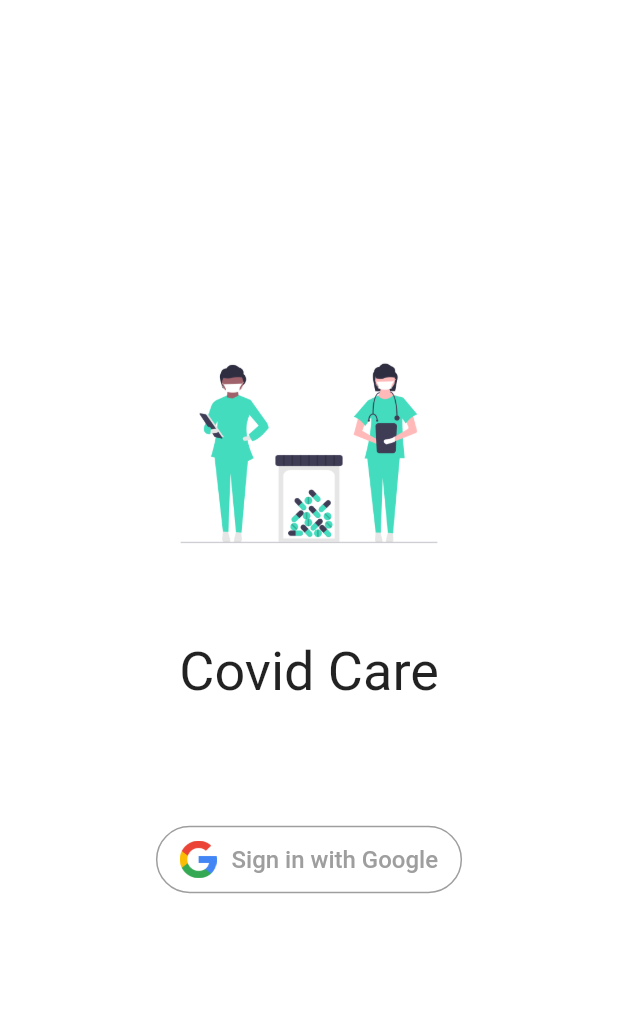
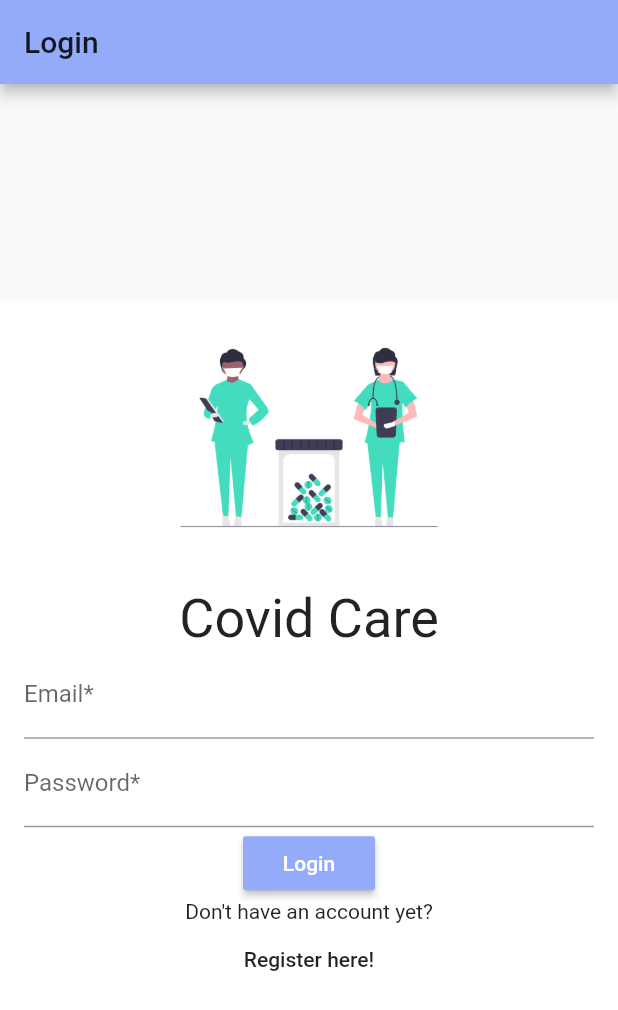
Before and after one commit to manyaagarwal/CovidCare, a Flutter app: the screen it shows after launch, on a phone screen of 412 x 824 dp. Shown: the top 1010 px of the screen. Run offline on Flutter 3.47's test engine with Material 2 defaults, Android fonts, the phone set to English and light mode, and no system bars; our stand-ins replace cloud_firestore, firebase_auth, fl_chart, google_sign_in, table_calendar; accounts and stored records are empty.

Commit message:
sign up and sign in by email

```diff
--- a/covid_care/lib/chart.dart
+++ b/covid_care/lib/chart.dart
@@ -24,7 +24,8 @@ class LineChartSample1State extends State<LineChartSample1> {
   @override
   Widget build(BuildContext context) {
     return Scaffold(
-      body: Column(
+      body: SingleChildScrollView(
+        child: Column(
           children: <Widget>[
             Container(
               child: SingleChildScrollView(
@@ -269,6 +270,7 @@ class LineChartSample1State extends State<LineChartSample1> {
 
           ],
         ),
+      ),
     );
   }
 
--- a/covid_care/lib/home.dart
+++ b/covid_care/lib/home.dart
@@ -7,6 +7,9 @@ import 'package:flutter/material.dart';
 import 'Calendar_Questionaire.dart';
 
 class HomePage extends StatefulWidget {
+  final String title;
+  final String uid;
+  HomePage({Key key, this.title, this.uid}) : super(key: key);
   @override
   _HomePageState createState() => _HomePageState();
 }
--- a/covid_care/lib/login.dart
+++ b/covid_care/lib/login.dart
@@ -1,38 +1,126 @@
+import 'package:cloud_firestore/cloud_firestore.dart';
 import 'package:covidcare/constants.dart';
 import 'package:covidcare/home.dart';
+import 'package:covidcare/register.dart';
 import 'package:covidcare/sign_in.dart';
+import 'package:firebase_auth/firebase_auth.dart';
 import 'package:flutter/material.dart';
 
 class LoginPage extends StatefulWidget {
+  LoginPage({Key key}) : super(key: key);
   @override
   _LoginPageState createState() => _LoginPageState();
 }
 
 class _LoginPageState extends State<LoginPage> {
+
+  final GlobalKey<FormState> _loginFormKey = GlobalKey<FormState>();
+  TextEditingController emailInputController;
+  TextEditingController pwdInputController;
+
+  @override
+  initState() {
+    emailInputController = new TextEditingController();
+    pwdInputController = new TextEditingController();
+    super.initState();
+  }
+
+  String emailValidator(String value) {
+    Pattern pattern =
+        r'^(([^<>()[\]\\.,;:\s@\"]+(\.[^<>()[\]\\.,;:\s@\"]+)*)|(\".+\"))@((\[[0-9]{1,3}\.[0-9]{1,3}\.[0-9]{1,3}\.[0-9]{1,3}\])|(([a-zA-Z\-0-9]+\.)+[a-zA-Z]{2,}))$';
+    RegExp regex = new RegExp(pattern);
+    if (!regex.hasMatch(value)) {
+      return 'Email format is invalid';
+    } else {
+      return null;
+    }
+  }
+
+  String pwdValidator(String value) {
+    if (value.length < 8) {
+      return 'Password must be longer than 8 characters';
+    } else {
+      return null;
+    }
+  }
+
   @override
   Widget build(BuildContext context) {
     return Scaffold(
-      body: Container(
+      appBar: AppBar(
+        title: Text("Login"),
+      ),
+      body: Center(
+        child: Container(
+          padding: const EdgeInsets.all(16.0),
           color: Colors.white,
-        child: Center(
+          child: SingleChildScrollView(
+              child: Form(
+                key: _loginFormKey,
                 child: Column(
-            mainAxisSize: MainAxisSize.max,
-            mainAxisAlignment: MainAxisAlignment.center,
                   children: <Widget>[
                     Image(
                       image: AssetImage("assets/undraw_medical_care_movn.png"),
                       height: 150,
                     ),
-              SizedBox(height: 50),
+                    SizedBox(height: 25,),
                     Text('Covid Care',
                       style: TextStyle(
                         fontSize: 36,
                       ),
                     ),
-              SizedBox(height:80),
-              _signInButton(),
+                    TextFormField(
+                      decoration: InputDecoration(
+                          labelText: 'Email*', hintText: "john.doe@gmail.com"),
+                      controller: emailInputController,
+                      keyboardType: TextInputType.emailAddress,
+                      validator: emailValidator,
+                    ),
+                    TextFormField(
+                      decoration: InputDecoration(
+                          labelText: 'Password*', hintText: "********"),
+                      controller: pwdInputController,
+                      obscureText: true,
+                      validator: pwdValidator,
+                    ),
+                    RaisedButton(
+                      child: Text("Login"),
+                      color: Theme.of(context).primaryColor,
+                      textColor: Colors.white,
+                      onPressed: () {
+                        if (_loginFormKey.currentState.validate()) {
+                          FirebaseAuth.instance
+                              .signInWithEmailAndPassword(
+                              email: emailInputController.text,
+                              password: pwdInputController.text)
+                              .then((authResult) => Firestore.instance
+                              .collection("users")
+                              .document(authResult.user.uid)
+                              .get()
+                              .then((DocumentSnapshot result) =>
+                              Navigator.pushReplacement(
+                                  context,
+                                  MaterialPageRoute(
+                                      builder: (context) => HomePage(
+                                        title: result["fname"] +
+                                            "'s Tasks",
+                                        uid: authResult.user.uid,
+                                      ))))
+                              .catchError((err) => print(err)))
+                              .catchError((err) => print(err));
+                        }
+                      },
+                    ),
+                    Text("Don't have an account yet?"),
+                    FlatButton(
+                      child: Text("Register here!"),
+                      onPressed: () {
+                        Navigator.pushNamed(context, "/register");
+                      },
+                    )
                   ],
                 ),
+              ))
         ),
       ),
     );
--- a/covid_care/pubspec.yaml
+++ b/covid_care/pubspec.yaml
@@ -38,6 +38,7 @@ dependencies:
   firebase_auth: ^0.16.0
   google_sign_in: ^4.4.4
   firebase_core: ^0.4.0+9
+  cloud_firestore: 0.13.6
 
 dev_dependencies:
   flutter_test:
```
Also changed, not shown: covid_care/lib/register.dart (added, +176 -0 lines), covid_care/lib/splash.dart (added, +55 -0 lines), covid_care/pubspec.lock, 2 other files. Lines whose indentation alone changed are shown as unchanged.
